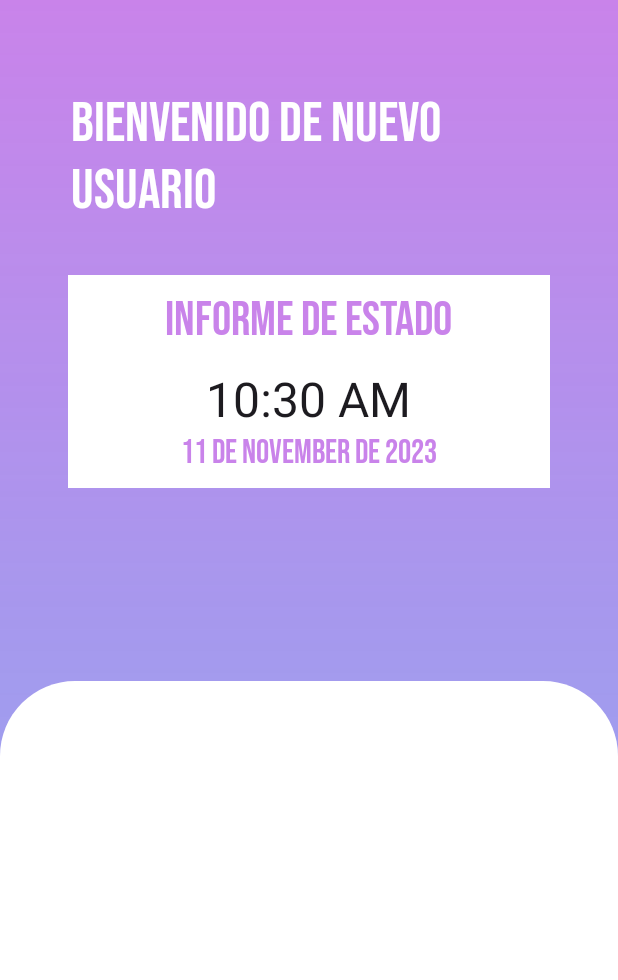
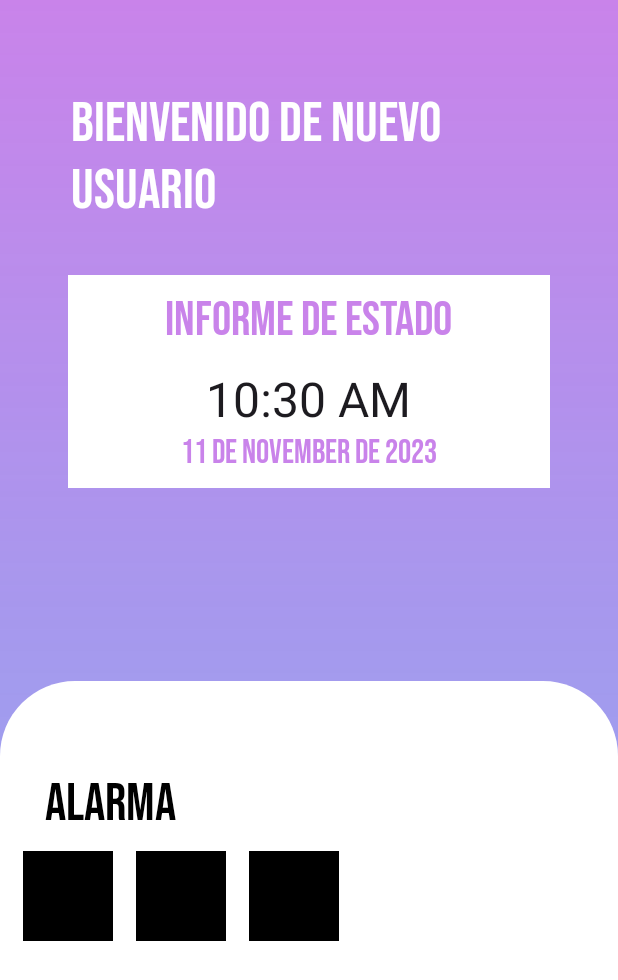
Before and after one commit to Big-Lolo/AIDA, an Android app: the fragment Home shown on its own in the app's theme, on a phone screen of 412 x 824 dp. Shown: the top 980 px of the screen. Run offline under Robolectric (Android 15) with nearby library versions, the phone set to English and light mode, and no system bars.

Commit message:
Update fragment_home.xml

```diff
--- a/app/src/main/res/layout/fragment_home.xml
+++ b/app/src/main/res/layout/fragment_home.xml
@@ -111,11 +111,72 @@
 
                 <!-- Aquí puedes agregar los elementos que quieres que ocupen el resto de la pantalla -->
 
-                <View
+                <RelativeLayout
                     android:id="@+id/bottom_view"
                     android:layout_width="match_parent"
                     android:layout_height="3800dp"
-                    android:background="@drawable/homeslip"/>
+                    android:background="@drawable/homeslip">
+
+                    <TextView
+                        android:id="@+id/myTextVieweeees"
+                        android:layout_width="wrap_content"
+                        android:layout_height="wrap_content"
+                        android:fontFamily="@font/bebas_neue"
+                        android:text="Alarma"
+                        android:textColor="@color/black"
+                        android:textSize="35dp"
+                        android:layout_marginTop="60dp"
+                        android:layout_marginLeft="30dp"
+                        android:textStyle="normal"
+                        android:textDecoration="underline"
+                        />
+
+
+                    <HorizontalScrollView
+                        android:layout_width="match_parent"
+                        android:layout_height="60dp"
+                        android:layout_below="@id/myTextVieweeees"
+                        android:layout_marginTop="10dp">
+
+                        <LinearLayout
+                            android:layout_width="wrap_content"
+                            android:layout_height="match_parent"
+                            android:orientation="horizontal">
+
+                            <!-- Agrega aquí los contenedores cuadrados -->
+                            <LinearLayout
+                                android:layout_width="60dp"
+                                android:layout_height="60dp"
+                                android:background="@color/black"
+                                android:layout_marginRight="15dp"
+                                android:layout_marginLeft="15dp"
+
+                                android:orientation="vertical" />
+
+                            <LinearLayout
+                                android:layout_width="60dp"
+                                android:layout_height="60dp"
+                                android:background="@color/black"
+                                android:layout_marginRight="15dp"
+
+                                android:orientation="vertical" />
+
+                            <LinearLayout
+                                android:layout_width="60dp"
+                                android:layout_height="60dp"
+                                android:background="@color/black"
+                                android:layout_marginRight="15dp"
+
+                                android:orientation="vertical" />
+
+                            <!-- Agrega más contenedores según sea necesario -->
+
+                        </LinearLayout>
+                    </HorizontalScrollView>
+
+
+
+                </RelativeLayout >
 
             </LinearLayout>
 
```
